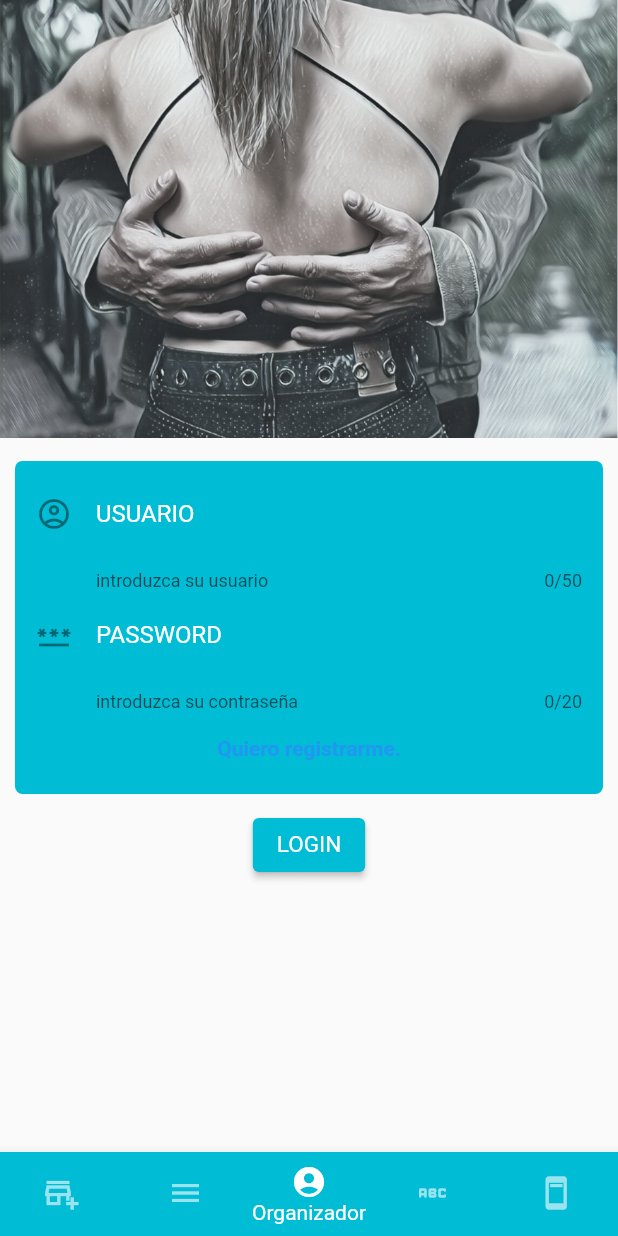
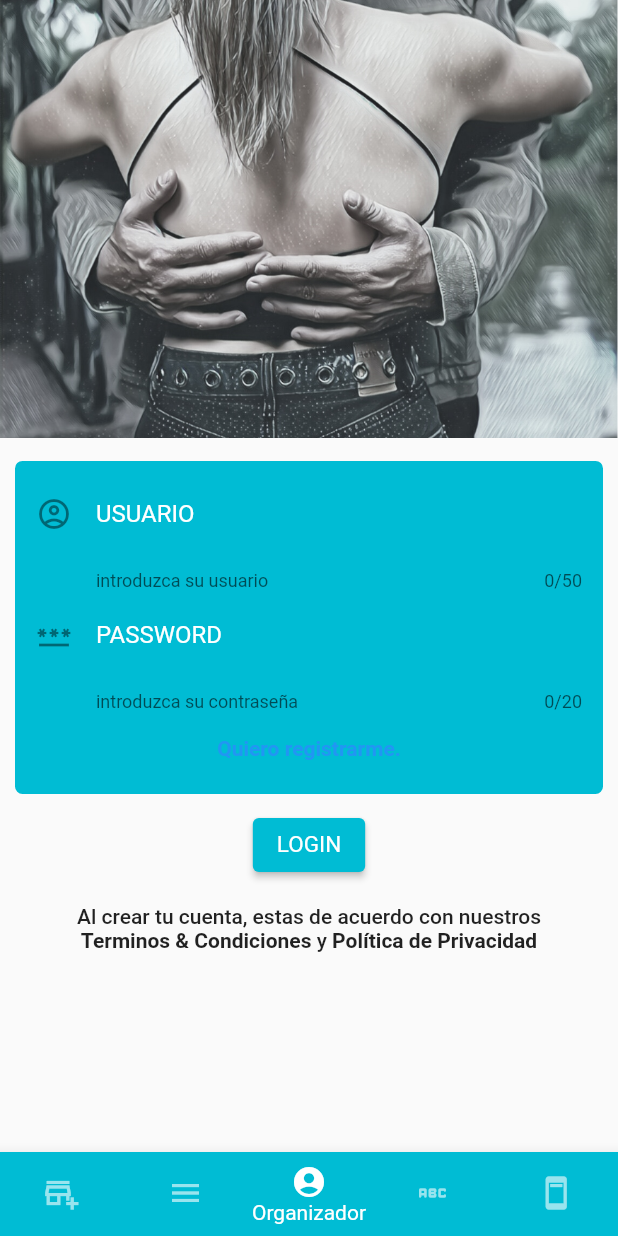
Before and after one commit to KarenVon/sbkzBailas, a Flutter app: the screen it shows after launch, item 3 of the bottom bar chosen, on a phone screen of 412 x 824 dp. Run offline on Flutter 3.47's test engine with Material 2 defaults, Android fonts, the phone set to English and light mode, and no system bars; our stand-ins replace cloud_firestore, firebase_auth, firebase_core, firebase_storage, flutter_markdown, image_picker; accounts and stored records are empty.

Commit message:
Creado terminos y condiciones + política de privacidad

```diff
--- a/lib/src/login_views/Login_View.dart
+++ b/lib/src/login_views/Login_View.dart
@@ -8,6 +8,7 @@
 import 'package:sbk_bailas/src/login_views/Register_View.dart';
 
 import '../Custom_views/KVinputText.dart';
+import 'TermsOfUse.dart';
 
 
 class Login_View extends StatelessWidget {
@@ -109,7 +110,7 @@
                Container(
                 child: Column(
                   mainAxisAlignment: MainAxisAlignment.center,
-                  children: [
+                  children: <Widget>[
                     ElevatedButton(
                       style: ButtonStyle(
                           backgroundColor: MaterialStateProperty.all(Colors.cyan),
@@ -119,9 +120,10 @@
                         //loginPressed(inputUser.getText(),inputPass.getText(),context);
                         Navigator.push(context, MaterialPageRoute(builder: (_) => const Orga_View()));
                       },
-                      child: Text ("LOGIN"),
+                      child: const Text ("LOGIN"),
                       //  style: TextStyle(color: Colors.cyan),
                     ),
+                    TermsOfUse()
                   ],
                  ),
                ),
--- /dev/null
+++ b/lib/src/login_views/TermsOfUse.dart
@@ -0,0 +1,60 @@
+import 'package:flutter/cupertino.dart';
+import 'package:flutter/gestures.dart';
+import 'package:flutter/material.dart';
+import 'package:sbk_bailas/src/textos/PoliticaPrivacidad.dart';
+
+//clase que nos servirá para añadir los terminos y politica de privacidad de la app
+class TermsOfUse extends StatelessWidget {
+  const TermsOfUse({
+    Key? key,
+  }) : super(key: key);
+
+  @override
+  Widget build(BuildContext context) {
+    return Padding(
+      padding: const EdgeInsets.all(16.0),
+      child: RichText(
+        textAlign: TextAlign.center,
+        text: TextSpan(
+          text: "Al crear tu cuenta, estas de acuerdo con nuestros\n",
+          style: Theme.of(context).textTheme.bodyText1,
+          children: [
+            TextSpan(
+                text: "Terminos & Condiciones ",
+                style: TextStyle(fontWeight: FontWeight.bold),
+                //añadimos botón
+                recognizer: TapGestureRecognizer()
+                  ..onTap = () {
+                    //Abrir el texto de Terminos y condiciones
+                    showDialog(
+                      context: context,
+                      builder: (context) {
+                        return PoliticaPrivacidad(
+                          mdFileName: 'terms_conditions.md',
+                        );
+                      },
+                    );
+                  }),
+            TextSpan(text: "y "),
+            TextSpan(
+                text: "Política de Privacidad ",
+                style: const TextStyle(fontWeight: FontWeight.bold),
+                //añadimos botón
+                recognizer: TapGestureRecognizer()
+                  ..onTap = () {
+                    //Abrir el texto de Política de Privacidad
+                    showDialog(
+                      context: context,
+                      builder: (context) {
+                        return PoliticaPrivacidad(
+                          mdFileName: 'privacy_policy.md',
+                        );
+                      },
+                    );
+                  }),
+          ],
+        ),
+      ),
+    );
+  }
+}
--- a/pubspec.yaml
+++ b/pubspec.yaml
@@ -42,6 +42,7 @@ dependencies:
   firebase_auth: ^4.0.1
   cloud_firestore: ^4.0.4
   firebase_storage: ^11.0.11
+  flutter_markdown: ^0.6.14
 
 dev_dependencies:
   flutter_test:
@@ -78,9 +79,12 @@ flutter:
 
   # To add assets to your application, add an assets section, like this:
   assets:
+    - assets/
     - assets/logo.png
     - assets/abrazo.png
     - assets/logoSolo.png
+    - assets/privacy_policy.md
+    - assets/terms_conditions.md
   #   - images/a_dot_ham.jpeg
 
   # An image asset can refer to one or more resolution-specific "variants", see
```
Also changed, not shown: lib/src/home_views/Orga_View.dart (+2 -6 lines), lib/src/textos/PoliticaPrivacidad.dart (added, +75 -0 lines), pubspec.lock, 2 other files.
